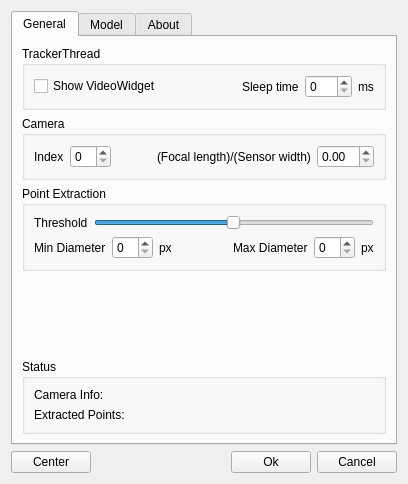
This is FTNoIR_Tracker_PT/FTNoIR_PT_Controls.ui in opentrack/opentrack as Qt 5 draws it before an edit. The edited form follows.
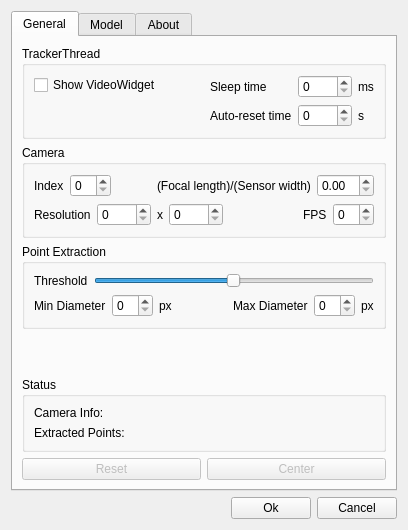
This is the edited form. The open tabs and pages were chosen to show the change. Icons and pictures are not drawn.

Commit message: Updated vc9 project files. PT: Undo of Wim's last wrong commit, some code cleanup, added preliminary resolution change support.

Patch:
```diff
--- a/FTNoIR_Tracker_PT/FTNoIR_PT_Controls.ui
+++ b/FTNoIR_Tracker_PT/FTNoIR_PT_Controls.ui
@@ -10,7 +10,7 @@
     <x>0</x>
     <y>0</y>
     <width>395</width>
-    <height>450</height>
+    <height>511</height>
    </rect>
   </property>
   <property name="sizePolicy">
@@ -51,7 +51,7 @@
       </size>
      </property>
      <property name="currentIndex">
-      <number>2</number>
+      <number>0</number>
      </property>
      <widget class="QWidget" name="tab">
       <attribute name="title">
@@ -67,11 +67,15 @@
           <item>
            <layout class="QHBoxLayout" name="horizontalLayout_8">
             <item>
-             <widget class="QCheckBox" name="videowidget_check">
-              <property name="text">
-               <string>Show VideoWidget</string>
-              </property>
-             </widget>
+             <layout class="QFormLayout" name="formLayout_3">
+              <item row="0" column="0">
+               <widget class="QCheckBox" name="videowidget_check">
+                <property name="text">
+                 <string>Show VideoWidget</string>
+                </property>
+               </widget>
+              </item>
+             </layout>
             </item>
             <item>
              <spacer name="horizontalSpacer_7">
@@ -87,28 +91,70 @@
              </spacer>
             </item>
             <item>
-             <widget class="QLabel" name="label_39">
-              <property name="text">
-               <string>Sleep time</string>
+             <layout class="QFormLayout" name="formLayout_2">
+              <property name="fieldGrowthPolicy">
+               <enum>QFormLayout::AllNonFixedFieldsGrow</enum>
               </property>
-              <property name="buddy">
-               <cstring>sleep_spin</cstring>
-              </property>
-             </widget>
-            </item>
-            <item>
-             <widget class="QSpinBox" name="sleep_spin">
-              <property name="maximum">
-               <number>999</number>
-              </property>
-             </widget>
-            </item>
-            <item>
-             <widget class="QLabel" name="label_40">
-              <property name="text">
-               <string>ms</string>
-              </property>
-             </widget>
+              <item row="0" column="0">
+               <widget class="QLabel" name="label_39">
+                <property name="text">
+                 <string>Sleep time</string>
+                </property>
+                <property name="buddy">
+                 <cstring>sleep_spin</cstring>
+                </property>
+               </widget>
+              </item>
+              <item row="0" column="1">
+               <layout class="QHBoxLayout" name="horizontalLayout_11">
+                <item>
+                 <widget class="QSpinBox" name="sleep_spin">
+                  <property name="suffix">
+                   <string/>
+                  </property>
+                  <property name="maximum">
+                   <number>9999</number>
+                  </property>
+                 </widget>
+                </item>
+                <item>
+                 <widget class="QLabel" name="label_40">
+                  <property name="text">
+                   <string>ms</string>
+                  </property>
+                 </widget>
+                </item>
+               </layout>
+              </item>
+              <item row="1" column="0">
+               <widget class="QLabel" name="label_43">
+                <property name="text">
+                 <string>Auto-reset time</string>
+                </property>
+                <property name="buddy">
+                 <cstring>reset_spin</cstring>
+                </property>
+               </widget>
+              </item>
+              <item row="1" column="1">
+               <layout class="QHBoxLayout" name="horizontalLayout_12">
+                <item>
+                 <widget class="QSpinBox" name="reset_spin">
+                  <property name="maximum">
+                   <number>9999</number>
+                  </property>
+                 </widget>
+                </item>
+                <item>
+                 <widget class="QLabel" name="label_42">
+                  <property name="text">
+                   <string>s</string>
+                  </property>
+                 </widget>
+                </item>
+               </layout>
+              </item>
+             </layout>
             </item>
            </layout>
           </item>
@@ -168,6 +214,70 @@
             </item>
            </layout>
           </item>
+          <item>
+           <layout class="QHBoxLayout" name="horizontalLayout_9">
+            <item>
+             <widget class="QLabel" name="label_36">
+              <property name="text">
+               <string>Resolution</string>
+              </property>
+             </widget>
+            </item>
+            <item>
+             <widget class="QSpinBox" name="res_x_spin">
+              <property name="maximum">
+               <number>2000</number>
+              </property>
+              <property name="singleStep">
+               <number>10</number>
+              </property>
+             </widget>
+            </item>
+            <item>
+             <widget class="QLabel" name="label_41">
+              <property name="text">
+               <string>x</string>
+              </property>
+             </widget>
+            </item>
+            <item>
+             <widget class="QSpinBox" name="res_y_spin">
+              <property name="maximum">
+               <number>2000</number>
+              </property>
+              <property name="singleStep">
+               <number>10</number>
+              </property>
+             </widget>
+            </item>
+            <item>
+             <spacer name="horizontalSpacer_9">
+              <property name="orientation">
+               <enum>Qt::Horizontal</enum>
+              </property>
+              <property name="sizeHint" stdset="0">
+               <size>
+                <width>40</width>
+                <height>20</height>
+               </size>
+              </property>
+             </spacer>
+            </item>
+            <item>
+             <widget class="QLabel" name="label_37">
+              <property name="text">
+               <string>FPS</string>
+              </property>
+              <property name="buddy">
+               <cstring>fps_spin</cstring>
+              </property>
+             </widget>
+            </item>
+            <item>
+             <widget class="QSpinBox" name="fps_spin"/>
+            </item>
+           </layout>
+          </item>
          </layout>
         </widget>
        </item>
@@ -285,26 +395,9 @@
          <layout class="QVBoxLayout" name="verticalLayout_5">
           <item>
            <layout class="QFormLayout" name="formLayout">
-            <item row="1" column="0">
-             <widget class="QLabel" name="label_3">
-              <property name="text">
-               <string>Extracted Points:</string>
-              </property>
-             </widget>
-            </item>
-            <item row="1" column="1">
-             <widget class="QLabel" name="pointinfo_label">
-              <property name="minimumSize">
-               <size>
-                <width>50</width>
-                <height>0</height>
-               </size>
-              </property>
-              <property name="text">
-               <string/>
-              </property>
-             </widget>
-            </item>
+            <property name="fieldGrowthPolicy">
+             <enum>QFormLayout::AllNonFixedFieldsGrow</enum>
+            </property>
             <item row="0" column="0">
              <widget class="QLabel" name="label_38">
               <property name="text">
@@ -331,14 +424,56 @@
               </property>
              </widget>
             </item>
+            <item row="1" column="0">
+             <widget class="QLabel" name="label_3">
+              <property name="text">
+               <string>Extracted Points:</string>
+              </property>
+             </widget>
+            </item>
+            <item row="1" column="1">
+             <widget class="QLabel" name="pointinfo_label">
+              <property name="minimumSize">
+               <size>
+                <width>50</width>
+                <height>0</height>
+               </size>
+              </property>
+              <property name="text">
+               <string/>
+              </property>
+             </widget>
+            </item>
            </layout>
           </item>
          </layout>
          <zorder></zorder>
-         <zorder>caminfo_label</zorder>
-         <zorder>formLayoutWidget</zorder>
         </widget>
        </item>
+       <item>
+        <layout class="QHBoxLayout" name="horizontalLayout_10">
+         <item>
+          <widget class="QPushButton" name="reset_button">
+           <property name="enabled">
+            <bool>false</bool>
+           </property>
+           <property name="text">
+            <string>Reset</string>
+           </property>
+          </widget>
+         </item>
+         <item>
+          <widget class="QPushButton" name="center_button">
+           <property name="enabled">
+            <bool>false</bool>
+           </property>
+           <property name="text">
+            <string>Center</string>
+           </property>
+          </widget>
+         </item>
+        </layout>
+       </item>
       </layout>
      </widget>
      <widget class="QWidget" name="tab_2">
@@ -663,10 +798,16 @@
              </spacer>
             </item>
             <item>
-             <widget class="QPushButton" name="pushButton">
+             <widget class="QPushButton" name="tcalib_button">
+              <property name="enabled">
+               <bool>false</bool>
+              </property>
               <property name="text">
                <string>Calibrate</string>
               </property>
+              <property name="checkable">
+               <bool>true</bool>
+              </property>
              </widget>
             </item>
            </layout>
@@ -719,11 +860,6 @@
         </layout>
        </item>
       </layout>
-      <zorder>groupBox_3</zorder>
-      <zorder>groupBox_4</zorder>
-      <zorder>label_32</zorder>
-      <zorder>horizontalLayoutWidget_3</zorder>
-      <zorder>label_33</zorder>
      </widget>
      <widget class="QWidget" name="tab_3">
       <attribute name="title">
@@ -739,7 +875,7 @@
         </rect>
        </property>
        <property name="text">
-        <string>&lt;html&gt;&lt;head/&gt;&lt;body&gt;&lt;p&gt;&lt;span style=&quot; font-weight:600;&quot;&gt;FTNoIR PointTracker Plugin&lt;br/&gt;Version 0.1&lt;/span&gt;&lt;/p&gt;&lt;p&gt;&lt;span style=&quot; font-weight:600;&quot;&gt;by Patrick Ruoff&lt;/span&gt;&lt;/p&gt;&lt;p&gt;&lt;a href=&quot;http://ftnoirpt.sourceforge.net/&quot;&gt;&lt;span style=&quot; font-weight:600; text-decoration: underline; color:#0000ff;&quot;&gt;Manual (external)&lt;/span&gt;&lt;/a&gt;&lt;/p&gt;&lt;/body&gt;&lt;/html&gt;</string>
+        <string>&lt;html&gt;&lt;head/&gt;&lt;body&gt;&lt;p&gt;&lt;span style=&quot; font-weight:600;&quot;&gt;FTNoIR PointTracker Plugin&lt;br/&gt;Version 0.2&lt;/span&gt;&lt;/p&gt;&lt;p&gt;&lt;span style=&quot; font-weight:600;&quot;&gt;by Patrick Ruoff&lt;/span&gt;&lt;/p&gt;&lt;p&gt;&lt;a href=&quot;http://ftnoirpt.sourceforge.net/&quot;&gt;&lt;span style=&quot; font-weight:600; text-decoration: underline; color:#0000ff;&quot;&gt;Manual (external)&lt;/span&gt;&lt;/a&gt;&lt;/p&gt;&lt;/body&gt;&lt;/html&gt;</string>
        </property>
        <property name="openExternalLinks">
         <bool>true</bool>
@@ -766,13 +902,6 @@
    </item>
    <item>
     <layout class="QHBoxLayout" name="horizontalLayout_4">
-     <item>
-      <widget class="QPushButton" name="center_button">
-       <property name="text">
-        <string>Center</string>
-       </property>
-      </widget>
-     </item>
      <item>
       <spacer name="horizontalSpacer_6">
        <property name="orientation">
```
Left out of the diff: 8 changed lines with no effect on the pictures. The commit also changes 20 other files.
